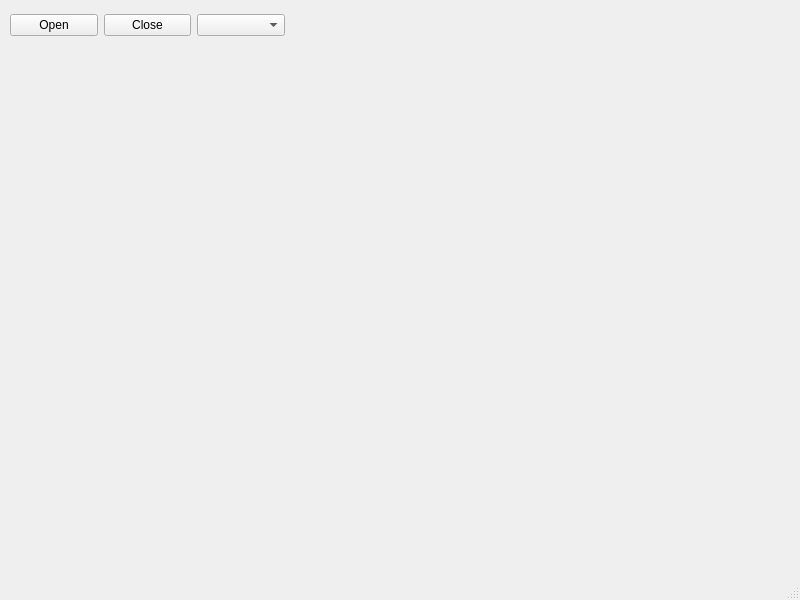
The window that ui.ui (Vitech-UA/SW-transceiver-controller) describes before a commit, drawn with Qt 5.
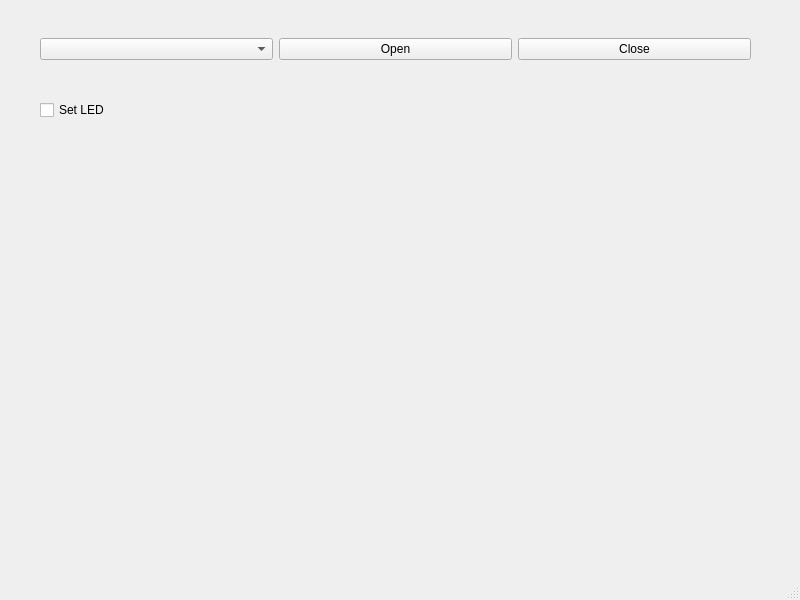
The same window after the commit.

Commit message: Завів керування світлодіодом

```diff
--- a/ui.ui
+++ b/ui.ui
@@ -14,16 +14,19 @@
    <string>MainWindow</string>
   </property>
   <widget class="QWidget" name="centralwidget">
-   <widget class="QWidget" name="">
+   <widget class="QWidget" name="layoutWidget">
     <property name="geometry">
      <rect>
-      <x>10</x>
+      <x>40</x>
       <y>10</y>
-      <width>275</width>
-      <height>30</height>
+      <width>711</width>
+      <height>78</height>
      </rect>
     </property>
     <layout class="QHBoxLayout" name="horizontalLayout">
+     <item>
+      <widget class="QComboBox" name="ports_combobox"/>
+     </item>
      <item>
       <widget class="QPushButton" name="open_btn">
        <property name="text">
@@ -38,11 +41,21 @@
        </property>
       </widget>
      </item>
-     <item>
-      <widget class="QComboBox" name="ports_combobox"/>
-     </item>
     </layout>
    </widget>
+   <widget class="QCheckBox" name="check_box_led">
+    <property name="geometry">
+     <rect>
+      <x>40</x>
+      <y>100</y>
+      <width>81</width>
+      <height>20</height>
+     </rect>
+    </property>
+    <property name="text">
+     <string>Set LED</string>
+    </property>
+   </widget>
   </widget>
   <widget class="QMenuBar" name="menubar">
    <property name="geometry">
```
The commit also changes 2 other files.
